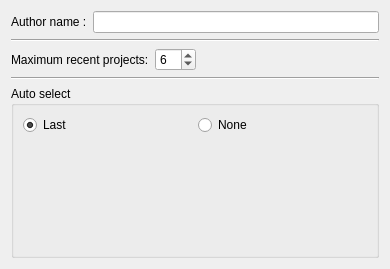
Qt form src/terralib/qt/af/settings/ui/ProjectWidgetForm.ui (claudiobogossian/terralib5) before a commit.
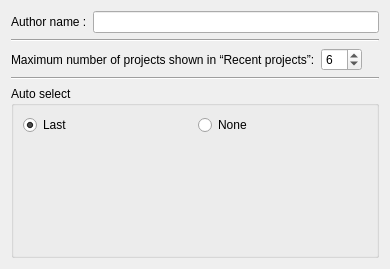
The same form after that commit.

Patch:
```diff
--- a/src/terralib/qt/af/settings/ui/ProjectWidgetForm.ui
+++ b/src/terralib/qt/af/settings/ui/ProjectWidgetForm.ui
@@ -58,7 +58,7 @@
        <item>
         <widget class="QLabel" name="label_2">
          <property name="text">
-          <string>Maximum recent projects:</string>
+          <string>Maximum number of projects shown in “Recent projects”:</string>
          </property>
         </widget>
        </item>
```
